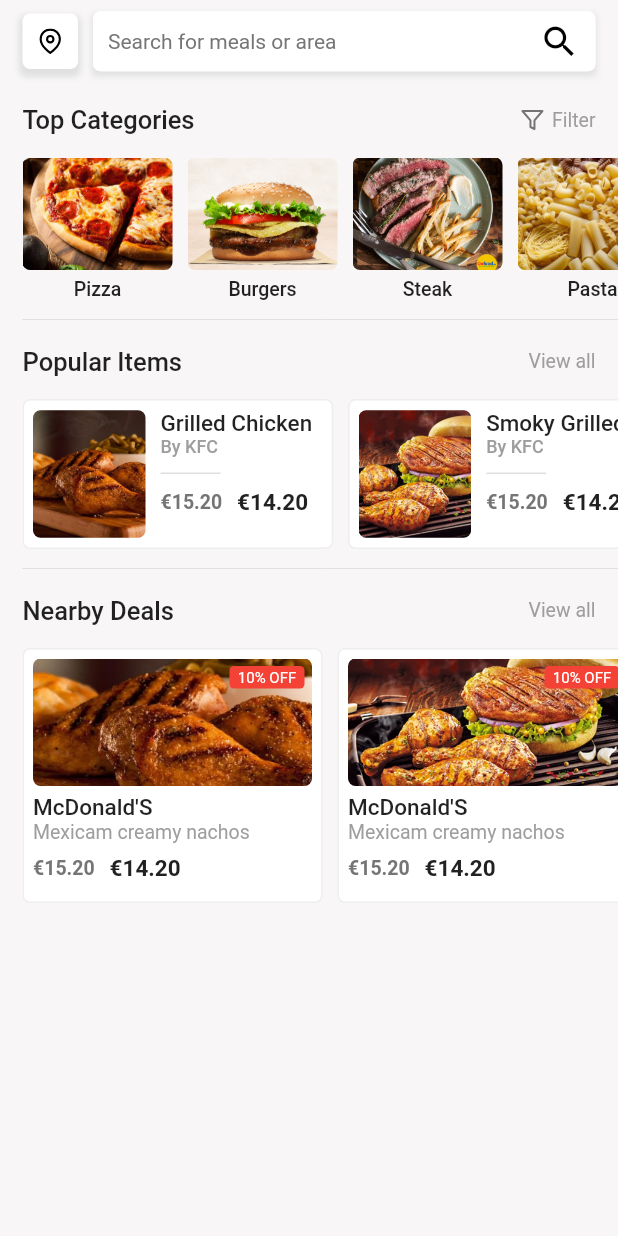
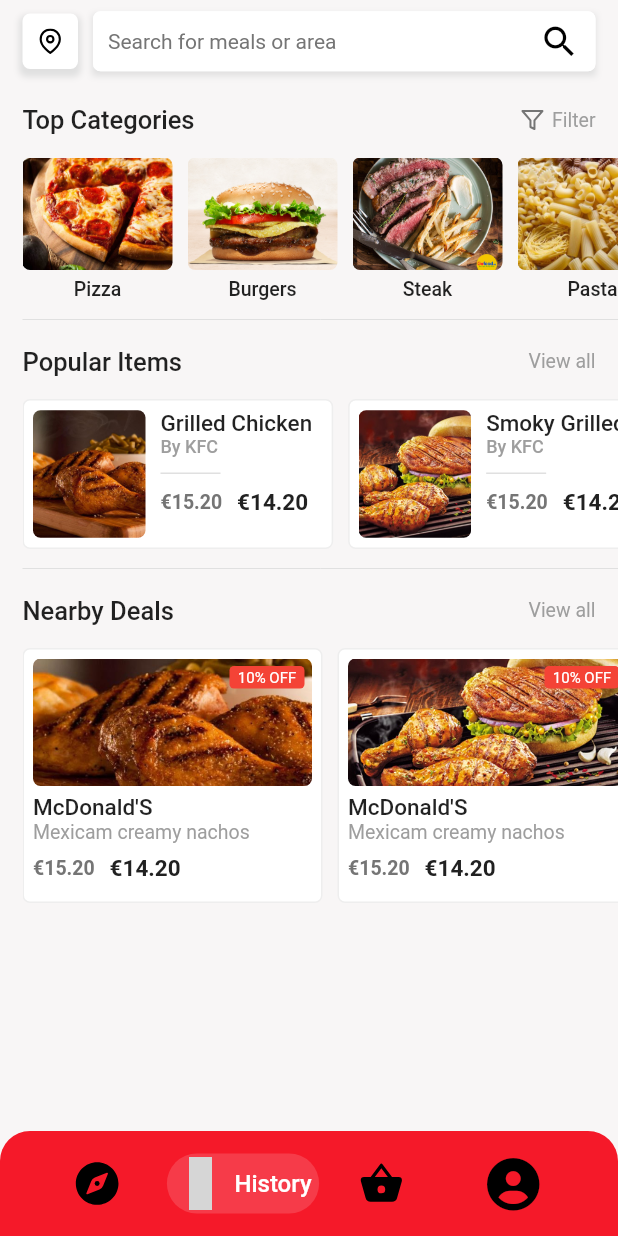
Before and after one commit to XuanHaPham/Food-Ordering, a Flutter app: the screen it shows after launch, on a phone screen of 412 x 824 dp. Run offline on Flutter 3.47's test engine with Material 2 defaults, Android fonts, the phone set to English and light mode, and no system bars; our stand-ins replace feather_icons_flutter, flutter_icons; grey boxes are pictures that could not be loaded.

Commit message:
#21_bottom_bar

```diff
--- /dev/null
+++ b/food_ordering/lib/ui/common_widgets/custom_bottom_navigation_bar.dart
@@ -0,0 +1,153 @@
+import 'package:flutter/material.dart';
+import 'package:flutter_icons/flutter_icons.dart';
+
+class CustomBottomNavigationBar extends StatefulWidget {
+  final BottomBarItemKey highlightItemKey;
+  CustomBottomNavigationBar({Key key, this.highlightItemKey}) : super(key: key);
+
+  @override
+  _CustomBottomNavigationBarState createState() =>
+      _CustomBottomNavigationBarState();
+}
+
+class _CustomBottomNavigationBarState extends State<CustomBottomNavigationBar> {
+  @override
+  Widget build(BuildContext context) {
+    return Container(
+      height: 70,
+      decoration: BoxDecoration(
+        borderRadius: BorderRadius.only(
+          topLeft: Radius.circular(20),
+          topRight: Radius.circular(20),
+        ),
+        color: Color.fromRGBO(245, 25, 41, 1),
+      ),
+      child: Row(
+        mainAxisAlignment: MainAxisAlignment.center,
+        children: BOTTOM_ITEM_LIST.map((item) {
+          return _buildBottomBarItem(item);
+        }).toList(),
+      ),
+    );
+  }
+
+  Widget _buildBottomBarItem(CustomBottomNavigationBarItem item) {
+    bool isHighlight = widget.highlightItemKey == item.key;
+    if (isHighlight) {
+      return Container(
+        height: 40,
+        padding: EdgeInsets.symmetric(horizontal: 5),
+        decoration: BoxDecoration(
+          borderRadius: BorderRadius.all(
+            Radius.circular(45),
+          ),
+          color: Color.fromRGBO(246, 59, 73, 1),
+        ),
+        child: MaterialButton(
+          height: double.infinity,
+          padding: EdgeInsets.fromLTRB(0, 0, 0, 0),
+          onPressed: item.onPress,
+          child: Center(
+            child: Row(
+              mainAxisAlignment: MainAxisAlignment.center,
+              crossAxisAlignment: CrossAxisAlignment.center,
+              children: <Widget>[
+                Icon(
+                  item.icon,
+                  size: 35,
+                  color: isHighlight ? Colors.white : Colors.black,
+                ),
+                SizedBox(width: 5),
+                !isHighlight
+                    ? SizedBox()
+                    : Text(
+                        item.title,
+                        textAlign: TextAlign.center,
+                        overflow: TextOverflow.fade,
+                        style: TextStyle(
+                          color: Colors.white,
+                          fontSize: 16,
+                        ),
+                      ),
+              ],
+            ),
+          ),
+        ),
+      );
+    } else {
+      return MaterialButton(
+        height: double.infinity,
+        padding: EdgeInsets.fromLTRB(0, 0, 0, 0),
+        onPressed: item.onPress,
+        child: Center(
+          child: Row(
+            mainAxisAlignment: MainAxisAlignment.center,
+            crossAxisAlignment: CrossAxisAlignment.center,
+            children: <Widget>[
+              Icon(
+                item.icon,
+                size: 35,
+                color: isHighlight ? Colors.white : Colors.black,
+              ),
+              SizedBox(width: 5),
+              !isHighlight
+                  ? SizedBox()
+                  : Text(
+                      item.title,
+                      textAlign: TextAlign.center,
+                      overflow: TextOverflow.fade,
+                      style: TextStyle(
+                        color: Colors.white,
+                        fontSize: 16,
+                      ),
+                    ),
+            ],
+          ),
+        ),
+      );
+    }
+  }
+}
+
+class CustomBottomNavigationBarItem {
+  String title;
+  IconData icon;
+  Function onPress;
+  BottomBarItemKey key;
+  CustomBottomNavigationBarItem(
+      {this.icon, this.key, this.onPress, this.title});
+}
+
+enum BottomBarItemKey {
+  Explore,
+  OldOrder,
+  Basket,
+  Profile,
+}
+
+final List<CustomBottomNavigationBarItem> BOTTOM_ITEM_LIST = [
+  CustomBottomNavigationBarItem(
+    icon: Ionicons.ios_compass,
+    key: BottomBarItemKey.Explore,
+    title: "Explore",
+    onPress: () {},
+  ),
+  CustomBottomNavigationBarItem(
+    icon: MaterialCommunityIcons.history,
+    key: BottomBarItemKey.OldOrder,
+    title: "History",
+    onPress: () {},
+  ),
+  CustomBottomNavigationBarItem(
+    icon: Ionicons.ios_basket,
+    key: BottomBarItemKey.Basket,
+    title: "Basket",
+    onPress: () {},
+  ),
+  CustomBottomNavigationBarItem(
+    icon: FontAwesome.user_circle,
+    key: BottomBarItemKey.Profile,
+    title: "Proflie",
+    onPress: () {},
+  ),
+];
--- a/food_ordering/lib/ui/screen/home_screen/home_screen.dart
+++ b/food_ordering/lib/ui/screen/home_screen/home_screen.dart
@@ -2,6 +2,7 @@ import 'dart:ui';
 
 import 'package:feather_icons_flutter/feather_icons_flutter.dart';
 import 'package:flutter/material.dart';
+import 'package:food_ordering/ui/common_widgets/custom_bottom_navigation_bar.dart';
 import 'package:food_ordering/ui/common_widgets/main_app_bar.dart';
 
 class HomeScreen extends StatefulWidget {
@@ -210,6 +211,7 @@ class _HomeScreenState extends State<HomeScreen> {
   Widget build(BuildContext context) {
     return Scaffold(
       appBar: MainAppBar(),
+      bottomNavigationBar: CustomBottomNavigationBar(highlightItemKey: BottomBarItemKey.OldOrder,),
       backgroundColor: Color.fromRGBO(248, 246, 246, 1),
       body: Container(
         padding: EdgeInsets.only(left: 15),
--- a/food_ordering/pubspec.yaml
+++ b/food_ordering/pubspec.yaml
@@ -33,6 +33,7 @@ dependencies:
 dev_dependencies:
   flutter_test:
     sdk: flutter
+  flutter_icons: ^1.1.0
 
 # For information on the generic Dart part of this file, see the
 # following page: https://dart.dev/tools/pub/pubspec
```
Also changed, not shown: food_ordering/lib/ui/screen/basket_screen/basket_screen.dart (added), food_ordering/pubspec.lock.
